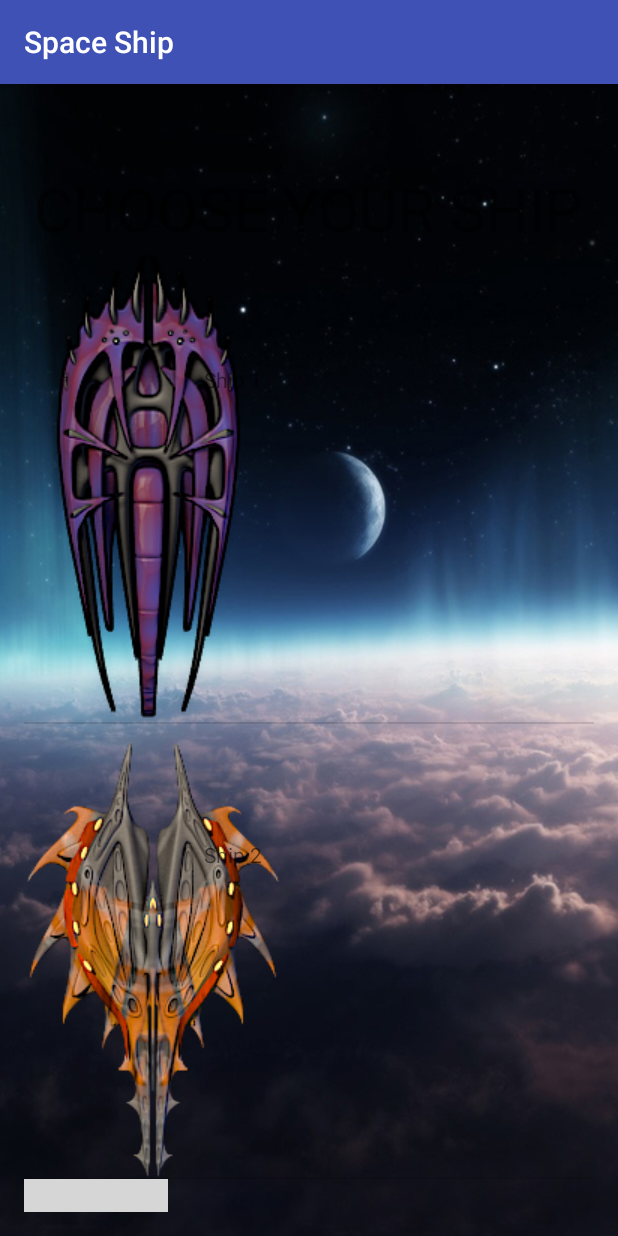
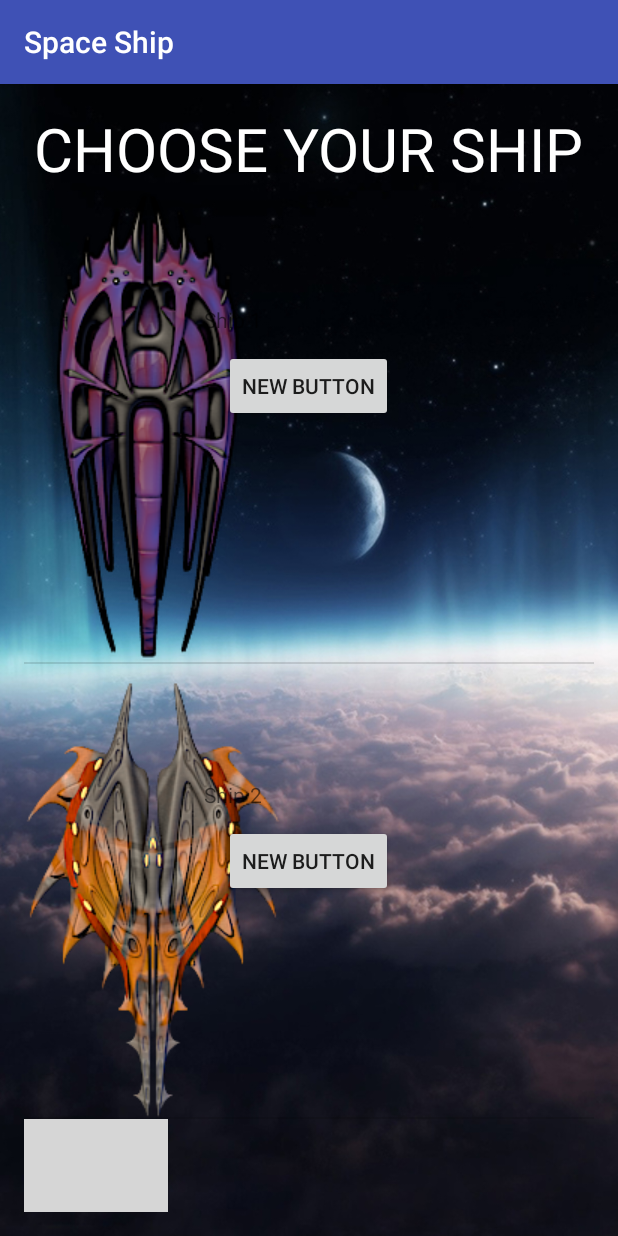
Before and after one commit to landtanin/Space-Ship, an Android app: the ChooseShip screen opened directly, with no data from a screen before it, on a phone screen of 412 x 824 dp. Run offline under Robolectric (Android 15) with nearby library versions, the phone set to English and light mode, and no system bars; grey boxes are pictures that could not be loaded.

Commit message:
finish list view

```diff
--- a/app/src/main/java/com/example/landtanin/spaceship/ChooseShip.java
+++ b/app/src/main/java/com/example/landtanin/spaceship/ChooseShip.java
@@ -28,6 +28,8 @@ public class ChooseShip extends AppCompatActivity {
         bindWidget();
 
         resources();
+
+
 
         myAdapter adapter = new myAdapter(this, shipName, shipImages);
         shipListView.setAdapter(adapter);
@@ -85,4 +87,6 @@ class myAdapter extends ArrayAdapter<String> {
         return row;
 
     }
+
+
 }
--- a/app/src/main/res/layout/activity_choose_ship.xml
+++ b/app/src/main/res/layout/activity_choose_ship.xml
@@ -21,8 +21,8 @@
             android:text="CHOOSE YOUR SHIP"
             android:id="@+id/chooseShipText"
             android:layout_gravity="center_horizontal"
-            android:layout_marginTop="40dp"
-            android:textSize="40dp" />
+            android:textSize="40dp"
+            android:textColor="#ffffff" />
 
         <ListView
             android:layout_width="wrap_content"
--- a/app/src/main/res/layout/single_row.xml
+++ b/app/src/main/res/layout/single_row.xml
@@ -20,4 +20,12 @@
         android:layout_alignParentRight="true"
         android:layout_alignParentEnd="true"
         android:layout_marginTop="77dp" />
+
+    <Button
+        android:layout_width="wrap_content"
+        android:layout_height="wrap_content"
+        android:text="New Button"
+        android:id="@+id/button"
+        android:layout_below="@+id/textView"
+        android:layout_centerHorizontal="true" />
 </RelativeLayout>
```
